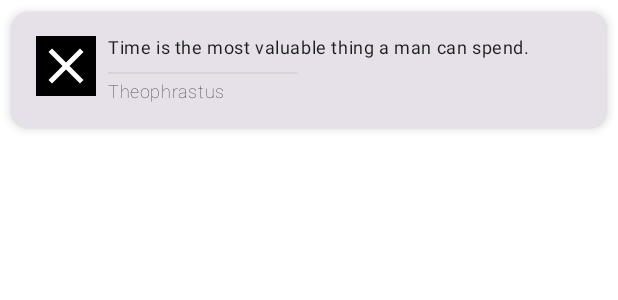
After one commit to haiderhassan66/JetCompose, an Android app built with Jetpack Compose: the @Preview function QuoteListItem, on a phone screen of 412 x 824 dp. The commit adds this screen. Shown: the top 300 px of the screen. Run offline under Robolectric (Android 15) with nearby library versions, the phone set to English and light mode, and no system bars.

Commit message:
quote app item

```diff
--- a/app/src/main/java/com/example/jetcompose/MainActivity.kt
+++ b/app/src/main/java/com/example/jetcompose/MainActivity.kt
@@ -38,7 +38,7 @@ class MainActivity : ComponentActivity() {
     override fun onCreate(savedInstanceState: Bundle?) {
         super.onCreate(savedInstanceState)
         setContent {
-            textField()
+            NotificationScreen()
         }
     }
 }
--- /dev/null
+++ b/app/src/main/java/com/example/jetcompose/quotesApp/QuoteListItem.kt
@@ -0,0 +1,73 @@
+package com.example.jetcompose.quotesApp
+
+import androidx.compose.foundation.Image
+import androidx.compose.foundation.background
+import androidx.compose.foundation.layout.Box
+import androidx.compose.foundation.layout.Column
+import androidx.compose.foundation.layout.Row
+import androidx.compose.foundation.layout.Spacer
+import androidx.compose.foundation.layout.fillMaxWidth
+import androidx.compose.foundation.layout.height
+import androidx.compose.foundation.layout.padding
+import androidx.compose.foundation.layout.size
+import androidx.compose.material.icons.Icons
+import androidx.compose.material.icons.filled.Close
+import androidx.compose.material.icons.outlined.Close
+import androidx.compose.material3.Card
+import androidx.compose.material3.CardDefaults
+import androidx.compose.material3.ExperimentalMaterial3Api
+import androidx.compose.material3.MaterialTheme
+import androidx.compose.material3.Text
+import androidx.compose.runtime.Composable
+import androidx.compose.ui.Alignment
+import androidx.compose.ui.Modifier
+import androidx.compose.ui.draw.rotate
+import androidx.compose.ui.graphics.Color
+import androidx.compose.ui.graphics.ColorFilter
+import androidx.compose.ui.text.font.FontWeight
+import androidx.compose.ui.tooling.preview.Preview
+import androidx.compose.ui.unit.dp
+
+@Preview
+@Composable
+fun QuoteListItem(){
+    Card(
+        elevation = CardDefaults.cardElevation(4.dp),
+        modifier = Modifier.padding(8.dp)) {
+        Row(
+            modifier = Modifier.padding(16.dp)
+        ) {
+            Image(
+                imageVector = Icons.Filled.Close,
+                contentDescription = "",
+                colorFilter = ColorFilter.tint(Color.White),
+                alignment = Alignment.TopStart,
+                modifier = Modifier
+                    .size(40.dp)
+                    .rotate(180f)
+                    .background(Color.Black)
+            )
+            Spacer(modifier = Modifier.padding(4.dp))
+            Column(modifier = Modifier.weight(1f)) {
+                Text(
+                    text = "Time is the most valuable thing a man can spend.",
+                    style = MaterialTheme.typography.bodySmall,
+                    modifier = Modifier.padding(0.dp,0.dp,0.dp,8.dp)
+                    )
+                Box(
+                    modifier = Modifier
+                        .background(Color(0x4DB5B5B5))
+                        .fillMaxWidth(.4f)
+                        .height(1.dp)
+                )
+                Text(
+                    text = "Theophrastus",
+                    style = MaterialTheme.typography.bodySmall,
+                    fontWeight = FontWeight.Thin,
+                    modifier = Modifier.padding(top = 4.dp)
+                )
+            }
+        }
+    }
+
+}
```
Also changed, not shown: app/src/main/java/com/example/jetcompose/Screen.kt (added, +114 -0 lines), app/src/main/java/com/example/jetcompose/StateExample.kt (added, +64 -0 lines).
